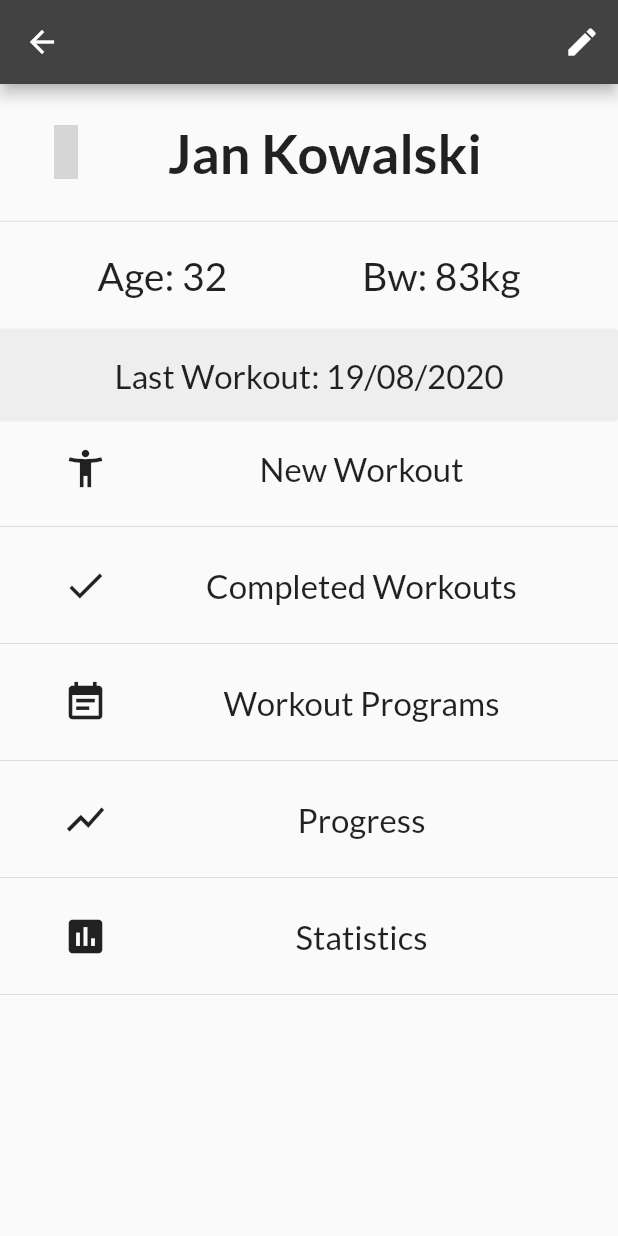
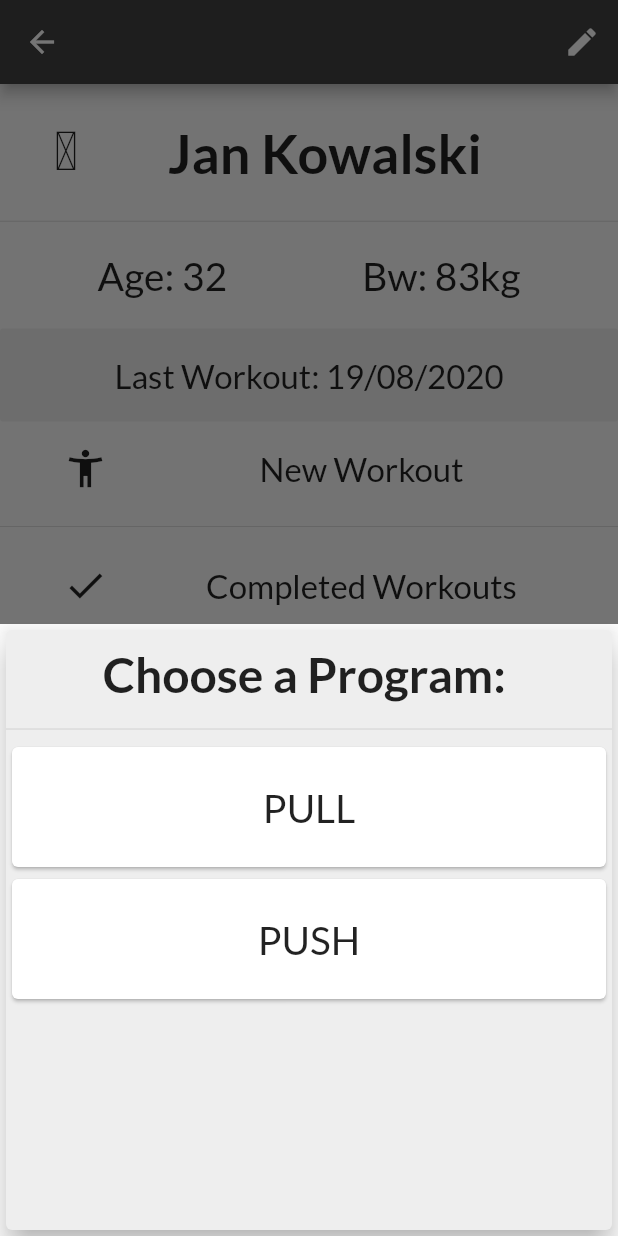
Before and after one commit to FirentisTFW/Training-app, a Flutter app: the ClientProfileScreen screen opened by its route, after a tap on "New Workout", on a phone screen of 412 x 824 dp. Run offline on Flutter 3.47's test engine with Material 2 defaults, Android fonts, the phone set to English and light mode, and no system bars; our stand-ins replace material_design_icons_flutter; grey boxes are pictures that could not be loaded.

Commit message:
Workouts displaying and crating fundamentals with dummy data

```diff
--- a/lib/main.dart
+++ b/lib/main.dart
@@ -11,6 +11,7 @@ import './screens/statistics_screen.dart';
 import './screens/workout_programs_screen.dart';
 import './screens/done_workouts_screen.dart';
 import './screens/program_exercises_screen.dart';
+import './screens/workout_details_screen.dart';
 
 void main() {
   runApp(MyApp());
@@ -50,6 +51,7 @@ class MyApp extends StatelessWidget {
           WorkoutProgramsScreen.routeName: (ctx) => WorkoutProgramsScreen(),
           ProgramExercisesScreen.routeName: (ctx) => ProgramExercisesScreen(),
           DoneWorkoutScreen.routeName: (ctx) => DoneWorkoutScreen(),
+          WorkoutDetailsScreen.routeName: (ctx) => WorkoutDetailsScreen(),
         },
       ),
     );
--- a/lib/providers/workouts.dart
+++ b/lib/providers/workouts.dart
@@ -21,10 +21,10 @@ class Workouts with ChangeNotifier {
               reps: 4,
               weight: 0,
             ),
-            Set(
-              reps: 4,
-              weight: 0,
-            ),
+            // Set(
+            //   reps: 4,
+            //   weight: 0,
+            // ),
           ],
         ),
         WorkoutExercise(
@@ -34,14 +34,14 @@ class Workouts with ChangeNotifier {
               reps: 12,
               weight: 0,
             ),
-            Set(
-              reps: 10,
-              weight: 0,
-            ),
-            Set(
-              reps: 9,
-              weight: 0,
-            ),
+            // Set(
+            //   reps: 10,
+            //   weight: 0,
+            // ),
+            // Set(
+            //   reps: 9,
+            //   weight: 0,
+            // ),
           ],
         ),
         WorkoutExercise(
--- a/lib/screens/client_profile_screen.dart
+++ b/lib/screens/client_profile_screen.dart
@@ -2,6 +2,7 @@ import 'package:flutter/material.dart';
 import 'package:material_design_icons_flutter/material_design_icons_flutter.dart';
 import 'package:training_app/screens/done_workouts_screen.dart';
 import 'package:training_app/screens/workout_programs_screen.dart';
+import 'package:training_app/widgets/workout_program_chooser.dart';
 
 import '../widgets/client_profile_list_item.dart';
 
@@ -86,8 +87,17 @@ class ClientProfileScreen extends StatelessWidget {
               ),
               onPressed: () {},
             ),
-            ClientProfileListItem(
-                'New Workout', Icons.accessibility_new, () {}),
+            ClientProfileListItem('New Workout', Icons.accessibility_new, () {
+              showModalBottomSheet(
+                  context: context,
+                  builder: (_) {
+                    return GestureDetector(
+                      onTap: () {},
+                      behavior: HitTestBehavior.opaque,
+                      child: WorkoutProgramChooser(),
+                    );
+                  });
+            }),
             Divider(),
             ClientProfileListItem('Completed Workouts', Icons.done, () {
               Navigator.of(context).pushNamed(DoneWorkoutScreen.routeName);
--- /dev/null
+++ b/lib/widgets/workout_program_chooser.dart
@@ -0,0 +1,58 @@
+import 'package:flutter/material.dart';
+import 'package:provider/provider.dart';
+
+import '../providers/workout_programs.dart';
+
+class WorkoutProgramChooser extends StatelessWidget {
+  Widget _buildProgramTile(String programName) {
+    return Card(
+      child: Container(
+        height: 80,
+        child: Align(
+          alignment: Alignment.center,
+          child: Text(
+            programName,
+            style: TextStyle(
+              fontSize: 26,
+            ),
+          ),
+        ),
+      ),
+    );
+  }
+
+  @override
+  Widget build(BuildContext context) {
+    final workoutProgramsData = Provider.of<WorkoutPrograms>(context);
+    final workoutPrograms = workoutProgramsData.findByClientId('0');
+    return Card(
+      color: Colors.grey[200],
+      elevation: 8.0,
+      child: Container(
+        height: 400,
+        child: Column(
+          children: [
+            Container(
+              padding: const EdgeInsets.all(10),
+              child: Text(
+                'Choose a Program: ',
+                style: TextStyle(
+                  fontSize: 32,
+                  fontWeight: FontWeight.bold,
+                ),
+              ),
+            ),
+            Divider(),
+            Container(
+              height: 300,
+              child: ListView(
+                  children: workoutPrograms
+                      .map((program) => _buildProgramTile(program.name))
+                      .toList()),
+            ),
+          ],
+        ),
+      ),
+    );
+  }
+}
```
Also changed, not shown: lib/screens/done_workouts_screen.dart (+12 -3 lines), lib/screens/workout_details_screen.dart (added, +25 -0 lines), lib/widgets/done_exercise_details.dart (added, +101 -0 lines), lib/widgets/workout_item.dart (+16 -7 lines).
